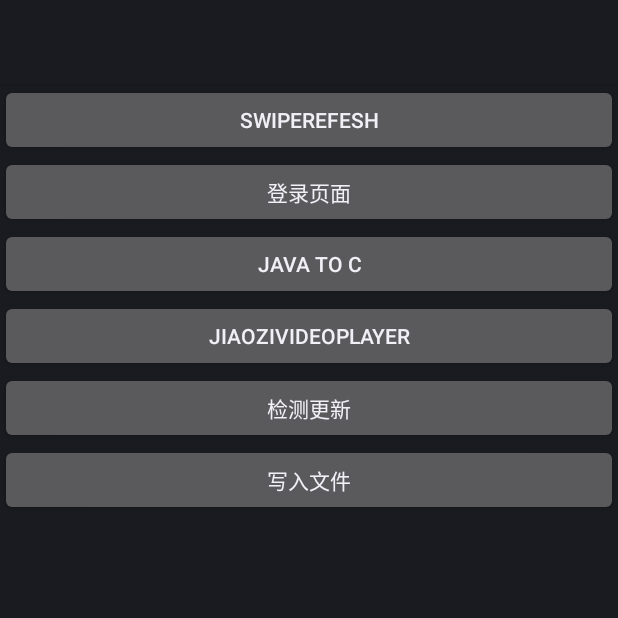
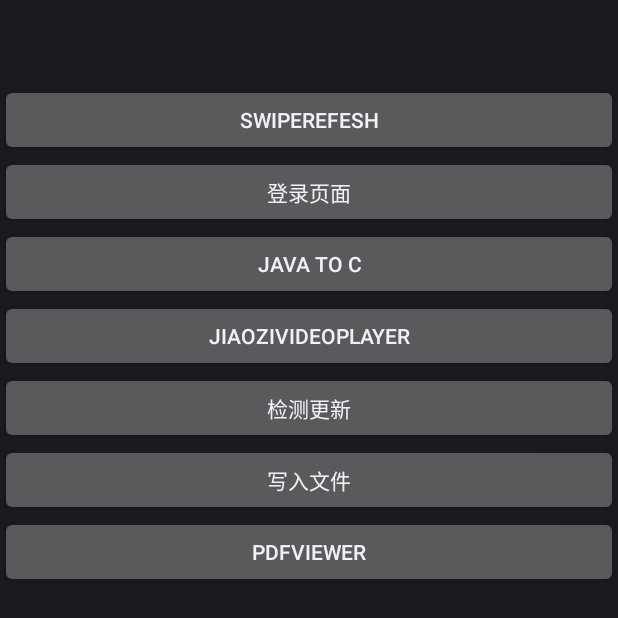
Before and after one commit to bms-group/APP, an Android app: the fragment HomeFragment shown on its own in the app's theme, on a phone screen of 412 x 824 dp. Shown: the top 618 px of the screen. Run offline under Robolectric (Android 15) with nearby library versions, the phone set to English and light mode, and no system bars; libraries missing offline, so code that uses them is left out: com.qmuiteam.qmui, org.xutils.common, org.xutils.http, org.xutils.x.

Commit message:
pdf阅读器

```diff
--- a/app/build.gradle
+++ b/app/build.gradle
@@ -54,4 +54,6 @@ dependencies {
     compile 'de.hdodenhof:circleimageview:2.1.0'
     //视频播放器插件
     compile 'cn.jzvd:jiaozivideoplayer:6.0.1'
+    //PDF阅读
+    compile 'com.github.barteksc:android-pdf-viewer:2.7.0-beta.1'
 }
--- a/app/src/main/AndroidManifest.xml
+++ b/app/src/main/AndroidManifest.xml
@@ -31,7 +31,8 @@
         <activity
             android:name=".activity.VideoPlayerActivity"
             android:configChanges="orientation|screenSize|keyboardHidden"
-            android:screenOrientation="portrait"></activity>
+            android:screenOrientation="portrait" />
+        <activity android:name=".activity.PdfViewerActivity"></activity>
     </application>
 
 </manifest>
--- a/app/src/main/java/com/asyf/app/fragment/HomeFragment.java
+++ b/app/src/main/java/com/asyf/app/fragment/HomeFragment.java
@@ -29,6 +29,7 @@ import android.widget.Toast;
 import com.asyf.app.R;
 import com.asyf.app.activity.ListActivity;
 import com.asyf.app.activity.LoginTestActivity;
+import com.asyf.app.activity.PdfViewerActivity;
 import com.asyf.app.activity.VideoPlayerActivity;
 import com.asyf.app.common.Logger;
 import com.asyf.app.jni.JniTest;
@@ -172,6 +173,14 @@ public class HomeFragment extends Fragment {
                 }
             }
         });
+        Button pdf = activity.findViewById(R.id.pdf);
+        pdf.setOnClickListener(new View.OnClickListener() {
+            @Override
+            public void onClick(View view) {
+                Intent intent = new Intent(activity, PdfViewerActivity.class);
+                startActivity(intent);
+            }
+        });
     }
 
     private void downLoad2(FragmentActivity activity) {
--- a/app/src/main/res/layout/fg_home.xml
+++ b/app/src/main/res/layout/fg_home.xml
@@ -40,4 +40,10 @@
         android:layout_height="wrap_content"
         android:text="写入文件" />
 
+    <Button
+        android:id="@+id/pdf"
+        android:layout_width="match_parent"
+        android:layout_height="wrap_content"
+        android:text="PdfViewer" />
+
 </LinearLayout>
```
Also changed, not shown: app/src/main/java/com/asyf/app/activity/PdfViewerActivity.java (added, +42 -0 lines), app/src/main/res/layout/activity_pdf_viewer.xml (added, +21 -0 lines), 2 other files.
